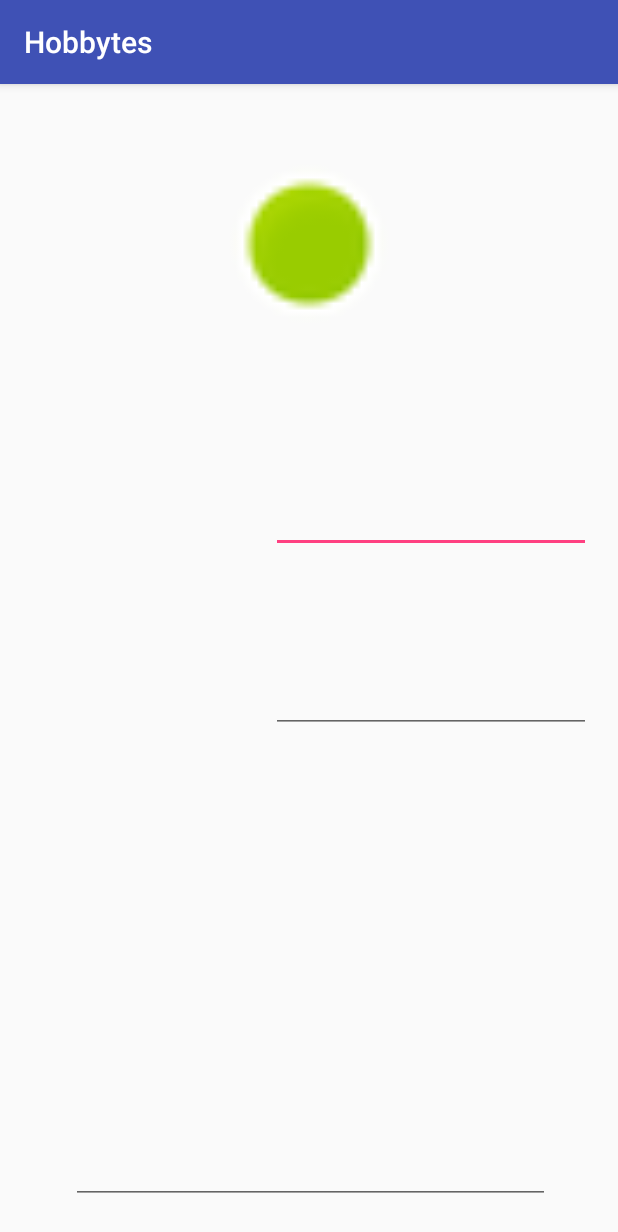
After one commit to KosOrfan/Hobbytes, an Android app: the RegisterPoint screen opened directly, with no data from a screen before it, on a phone screen of 412 x 824 dp. The commit adds this screen. Shown: the top 1232 px of the screen. Run offline under Robolectric (Android 15) with nearby library versions, the phone set to English and light mode, and no system bars.

Commit message:
Create RegisterPoint.

```diff
--- a/app/src/main/AndroidManifest.xml
+++ b/app/src/main/AndroidManifest.xml
@@ -42,14 +42,16 @@
 
                 <category android:name="android.intent.category.LAUNCHER" />
 
+                <category android:name="android.intent.category.DEFAULT" />
+
                 <action android:name="android.intent.action.VIEW" />
 
                 <category android:name="android.intent.category.BROWSABLE" />
 
                 <data
-                    android:host="www.example.com"
+                    android:host="connect"
                     android:pathPrefix="/hobbytes"
-                    android:scheme="http" />
+                    android:scheme="linkedinapp" />
             </intent-filter>
         </activity>
         <activity android:name=".MapsActivity">
@@ -64,10 +66,18 @@
                     android:scheme="http" />
             </intent-filter>
         </activity>
-        <activity
-            android:name=".KeyPoint"
-            android:label="@string/title_activity_key_point"
-            android:theme="@style/AppTheme.NoActionBar"></activity>
+        <activity android:name=".RegisterPoint">
+            <intent-filter>
+                <action android:name="android.intent.action.VIEW" />
+
+                <category android:name="android.intent.category.BROWSABLE" />
+
+                <data
+                    android:host="www.example.com"
+                    android:pathPrefix="/hobbytes"
+                    android:scheme="http" />
+            </intent-filter>
+        </activity>
     </application>
 
 </manifest>
--- a/app/src/main/java/com/example/ntinos/hobbytes/KeyPoint.java
+++ /dev/null
@@ -1,31 +0,0 @@
-package com.example.ntinos.hobbytes;
-
-import android.os.Bundle;
-import android.support.design.widget.FloatingActionButton;
-import android.support.design.widget.Snackbar;
-import android.support.v7.app.AppCompatActivity;
-import android.support.v7.widget.Toolbar;
-import android.view.View;
-
-public class KeyPoint extends AppCompatActivity {
-
-    @Override
-    protected void onCreate(Bundle savedInstanceState) {
-        super.onCreate(savedInstanceState);
-        setContentView(R.layout.activity_key_point);
-        Toolbar toolbar = (Toolbar) findViewById(R.id.toolbar);
-        setSupportActionBar(toolbar);
-
-        //ButtonUI FIX
-
-        FloatingActionButton fab = (FloatingActionButton) findViewById(R.id.fab);
-        fab.setOnClickListener(new View.OnClickListener() {
-            @Override
-            public void onClick(View view) {
-                Snackbar.make(view, "Replace with your own action", Snackbar.LENGTH_LONG)
-                        .setAction("Action", null).show();
-            }
-        });
-    }
-
-}
--- a/app/src/main/java/com/example/ntinos/hobbytes/MapsActivity.java
+++ b/app/src/main/java/com/example/ntinos/hobbytes/MapsActivity.java
@@ -39,7 +39,7 @@ public class MapsActivity extends FragmentActivity implements OnMapReadyCallback
         myFAB = (FloatingActionButton) this.findViewById(R.id.floatingActionButton2);
         myFAB.setOnClickListener(new View.OnClickListener() {
             public void onClick(View v){
-                Intent intent = new Intent(MapsActivity.this, KeyPoint.class);
+                Intent intent = new Intent(MapsActivity.this, RegisterPoint.class);
                 startActivity(intent);
             }
         });
@@ -75,7 +75,7 @@ public class MapsActivity extends FragmentActivity implements OnMapReadyCallback
 
     @Override
     public boolean onMarkerClick(Marker marker) {
-        Intent intent = new Intent(this,KeyPoint.class);
+        Intent intent = new Intent(this, RegisterPoint.class);
         startActivity(intent);
 
         return false;
--- /dev/null
+++ b/app/src/main/java/com/example/ntinos/hobbytes/RegisterPoint.java
@@ -0,0 +1,31 @@
+package com.example.ntinos.hobbytes;
+
+import android.support.v7.app.AppCompatActivity;
+import android.os.Bundle;
+import android.view.View;
+import android.widget.AdapterView;
+import android.widget.ArrayAdapter;
+import android.widget.EditText;
+import android.widget.GridView;
+import android.widget.ImageView;
+import android.widget.ListAdapter;
+import android.widget.TextView;
+import android.widget.Toast;
+
+public class RegisterPoint extends AppCompatActivity {
+
+
+    @Override
+    protected void onCreate(Bundle savedInstanceState) {
+        super.onCreate(savedInstanceState);
+        setContentView(R.layout.activity_register_point);
+
+        ImageView image = (ImageView) findViewById(R.id.imageView);
+        TextView name = (TextView) findViewById(R.id.textView);
+        EditText nickName = (EditText) findViewById(R.id.editText);
+        EditText info = (EditText) findViewById(R.id.editText1);
+
+    }
+
+
+}
--- a/app/src/main/res/layout/activity_key_point.xml
+++ /dev/null
@@ -1,33 +0,0 @@
-<?xml version="1.0" encoding="utf-8"?>
-<android.support.design.widget.CoordinatorLayout xmlns:android="http://schemas.android.com/apk/res/android"
-    xmlns:app="http://schemas.android.com/apk/res-auto"
-    xmlns:tools="http://schemas.android.com/tools"
-    android:layout_width="match_parent"
-    android:layout_height="match_parent"
-    tools:context="com.example.ntinos.hobbytes.KeyPoint">
-
-    <android.support.design.widget.AppBarLayout
-        android:layout_width="match_parent"
-        android:layout_height="wrap_content"
-        android:theme="@style/AppTheme.AppBarOverlay">
-
-        <android.support.v7.widget.Toolbar
-            android:id="@+id/toolbar"
-            android:layout_width="match_parent"
-            android:layout_height="?attr/actionBarSize"
-            android:background="?attr/colorPrimary"
-            app:popupTheme="@style/AppTheme.PopupOverlay" />
-
-    </android.support.design.widget.AppBarLayout>
-
-    <include layout="@layout/content_key_point" />
-
-    <android.support.design.widget.FloatingActionButton
-        android:id="@+id/fab"
-        android:layout_width="wrap_content"
-        android:layout_height="wrap_content"
-        android:layout_gravity="bottom|end"
-        android:layout_margin="@dimen/fab_margin"
-        app:srcCompat="@android:drawable/ic_dialog_email" />
-
-</android.support.design.widget.CoordinatorLayout>
--- /dev/null
+++ b/app/src/main/res/layout/activity_register_point.xml
@@ -0,0 +1,128 @@
+<?xml version="1.0" encoding="utf-8"?>
+
+
+    <android.support.constraint.ConstraintLayout
+    xmlns:android="http://schemas.android.com/apk/res/android"
+    xmlns:app="http://schemas.android.com/apk/res-auto"
+    xmlns:tools="http://schemas.android.com/tools"
+    android:id="@+id/gridview"
+    android:layout_width="match_parent"
+    android:layout_height="match_parent"
+    android:numColumns="auto_fit"
+    android:gravity="center"
+    tools:context="com.example.ntinos.hobbytes.RegisterPoint">
+
+        <TextView
+            android:id="@+id/textView"
+            android:layout_width="97dp"
+            android:layout_height="41dp"
+            app:layout_constraintTop_toTopOf="parent"
+            android:layout_marginTop="8dp"
+            android:layout_marginLeft="8dp"
+            app:layout_constraintLeft_toLeftOf="parent"
+            app:layout_constraintBottom_toBottomOf="parent"
+            android:layout_marginBottom="8dp"
+            app:layout_constraintVertical_bias="0.37"
+            android:layout_marginRight="8dp"
+            app:layout_constraintRight_toRightOf="parent"
+            app:layout_constraintHorizontal_bias="0.066" />
+
+    <EditText
+        android:id="@+id/editText"
+        android:layout_width="wrap_content"
+        android:layout_height="wrap_content"
+        android:layout_marginBottom="8dp"
+        android:layout_marginLeft="8dp"
+        android:layout_marginRight="8dp"
+        android:layout_marginTop="8dp"
+        android:ems="10"
+        android:inputType="textPersonName"
+        android:text=""
+        app:layout_constraintBottom_toBottomOf="parent"
+        app:layout_constraintHorizontal_bias="0.947"
+        app:layout_constraintLeft_toLeftOf="parent"
+        app:layout_constraintRight_toRightOf="parent"
+        app:layout_constraintTop_toTopOf="parent"
+        app:layout_constraintVertical_bias="0.367" />
+
+    <EditText
+        android:id="@+id/editText1"
+        android:layout_width="wrap_content"
+        android:layout_height="wrap_content"
+        android:ems="10"
+        android:inputType="textPersonName"
+        android:text=""
+        app:layout_constraintTop_toTopOf="parent"
+        android:layout_marginTop="8dp"
+        app:layout_constraintBottom_toBottomOf="parent"
+        android:layout_marginBottom="8dp"
+        android:layout_marginLeft="8dp"
+        app:layout_constraintLeft_toLeftOf="parent"
+        android:layout_marginRight="8dp"
+        app:layout_constraintRight_toRightOf="parent"
+        app:layout_constraintHorizontal_bias="0.947"
+        app:layout_constraintVertical_bias="0.537" />
+
+    <ImageView
+        android:id="@+id/imageView"
+        android:layout_width="284dp"
+        android:layout_height="112dp"
+        app:srcCompat="@android:drawable/presence_online"
+        app:layout_constraintTop_toTopOf="parent"
+        android:layout_marginTop="8dp"
+        android:contentDescription="@string/app_name"
+        app:layout_constraintBottom_toBottomOf="parent"
+        android:layout_marginBottom="8dp"
+        android:layout_marginRight="8dp"
+        app:layout_constraintRight_toRightOf="parent"
+        android:layout_marginLeft="8dp"
+        app:layout_constraintLeft_toLeftOf="parent"
+        app:layout_constraintVertical_bias="0.067" />
+
+    <TextView
+        android:id="@+id/textView5"
+        android:layout_width="100dp"
+        android:layout_height="47dp"
+        android:layout_marginRight="8dp"
+        app:layout_constraintRight_toRightOf="parent"
+        android:layout_marginLeft="8dp"
+        app:layout_constraintLeft_toLeftOf="parent"
+        app:layout_constraintBottom_toBottomOf="parent"
+        android:layout_marginBottom="8dp"
+        app:layout_constraintTop_toTopOf="parent"
+        android:layout_marginTop="8dp"
+        app:layout_constraintHorizontal_bias="0.067"
+        app:layout_constraintVertical_bias="0.533" />
+
+    <EditText
+        android:id="@+id/editText4"
+        android:layout_width="319dp"
+        android:layout_height="131dp"
+        android:ems="10"
+        android:inputType="textPersonName"
+        app:layout_constraintTop_toTopOf="parent"
+        android:layout_marginTop="8dp"
+        app:layout_constraintBottom_toBottomOf="parent"
+        android:layout_marginBottom="8dp"
+        android:layout_marginRight="8dp"
+        app:layout_constraintRight_toRightOf="parent"
+        android:layout_marginLeft="8dp"
+        app:layout_constraintLeft_toLeftOf="parent"
+        app:layout_constraintHorizontal_bias="0.51"
+        app:layout_constraintVertical_bias="0.978" />
+
+    <TextView
+        android:id="@+id/textView6"
+        android:layout_width="89dp"
+        android:layout_height="38dp"
+        android:layout_marginRight="8dp"
+        app:layout_constraintRight_toRightOf="parent"
+        android:layout_marginLeft="8dp"
+        app:layout_constraintLeft_toLeftOf="parent"
+        app:layout_constraintTop_toTopOf="parent"
+        android:layout_marginTop="8dp"
+        app:layout_constraintBottom_toBottomOf="parent"
+        android:layout_marginBottom="8dp"
+        app:layout_constraintHorizontal_bias="0.501"
+        app:layout_constraintVertical_bias="0.66" />
+</android.support.constraint.ConstraintLayout>
```
